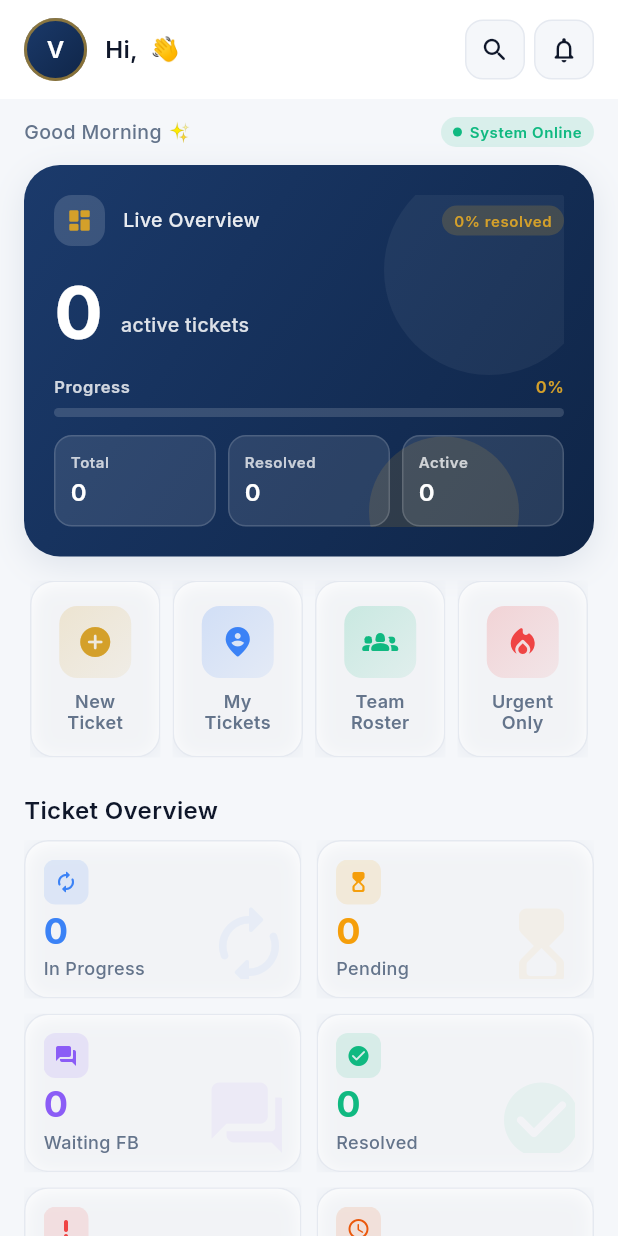
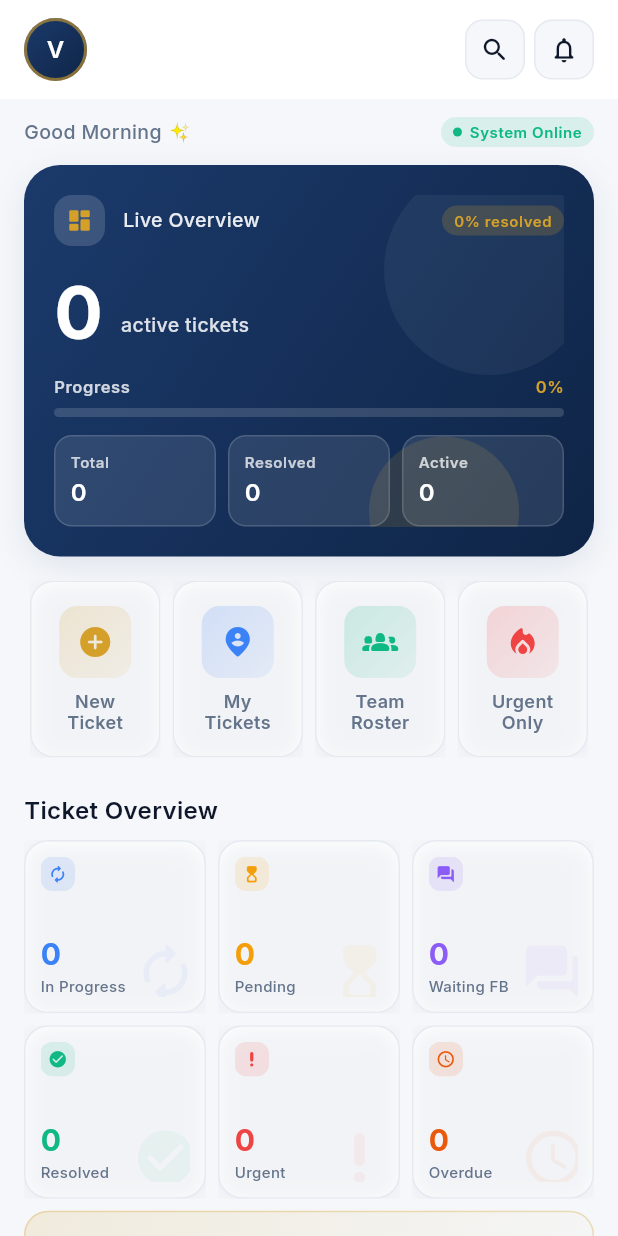
Before and after one commit to rayhanvision-a11y/VISION-Smart-System, a Flutter app: the DashboardScreen screen opened directly, on a phone screen of 412 x 824 dp. Run offline on Flutter 3.47's test engine with Material 3 defaults, Android fonts, the phone set to English and light mode, and no system bars; our stand-ins replace file_picker, firebase_core, firebase_database, firebase_messaging, flutter_local_notifications, google_fonts and 2 more; accounts and stored records are empty; network calls fail.

Commit message:
tweak(dashboard): 3-col stats grid, collapsed Recent/Duty by default, remove Hi prefix in header
- Ticket Overview grid: 3 columns instead of 2 (In Progress / Pending / Waiting on top row, Resolved / Urgent / Overdue below); tighter card padding, smaller value font (20px), single-line label
- Recent Tickets and On Duty Today accordions start collapsed — tap header to expand
- AppHeader: remove 'Hi, X 👋' — just shows name + role (dashboard already has time-based 'Good Morning, X ✨' below)

Co-Authored-By: Claude Opus 4.7 <noreply@anthropic.com>

```diff
--- a/mobile_app/lib/screens/create_ticket_screen.dart
+++ b/mobile_app/lib/screens/create_ticket_screen.dart
@@ -29,7 +29,6 @@ class _CreateTicketScreenState extends State<CreateTicketScreen> {
   List<String> _areas = [];
 
   List<dynamic> _categoriesApi = [];
-  List<dynamic> _popOffices = [];
   List<dynamic> _staff = [];
 
   final Map<String, String> _fallbackCategories = {
@@ -62,9 +61,8 @@ class _CreateTicketScreenState extends State<CreateTicketScreen> {
     ]);
     if (!mounted) return;
     setState(() {
-      _categoriesApi = results[0] as List;
-      _popOffices = results[1] as List;
-      _staff = results[2] as List;
+      _categoriesApi = results[0];
+      _staff = results[2];
       _areas = (results[3] as List).map((e) => e.toString()).toList();
       _isLoadingMeta = false;
     });
--- a/mobile_app/lib/screens/dashboard_screen.dart
+++ b/mobile_app/lib/screens/dashboard_screen.dart
@@ -29,8 +29,8 @@ class _DashboardScreenState extends State<DashboardScreen> {
   bool _isLoading = true;
   UserModel? _currentUser;
   Map<String, dynamic>? _dashboardData;
-  bool _showRecent = true;
-  bool _showDuty = true;
+  bool _showRecent = false;
+  bool _showDuty = false;
 
   @override
   void initState() {
@@ -500,12 +500,12 @@ class _DashboardScreenState extends State<DashboardScreen> {
     ];
 
     return GridView.count(
-      crossAxisCount: 2,
+      crossAxisCount: 3,
       shrinkWrap: true,
       physics: const NeverScrollableScrollPhysics(),
-      crossAxisSpacing: 10,
-      mainAxisSpacing: 10,
-      childAspectRatio: 1.75,
+      crossAxisSpacing: 8,
+      mainAxisSpacing: 8,
+      childAspectRatio: 1.05,
       children: items.map((it) => _statCard(it)).toList(),
     );
   }
@@ -525,31 +525,31 @@ class _DashboardScreenState extends State<DashboardScreen> {
             boxShadow: AppShadows.card,
           ),
           child: Padding(
-            padding: const EdgeInsets.all(AppSpacing.md),
+            padding: const EdgeInsets.all(10),
             child: Stack(
               children: [
                 Positioned(
-                  right: -8,
-                  bottom: -8,
-                  child: Icon(it.icon, size: 60, color: it.color.withOpacity(0.06)),
+                  right: -6,
+                  bottom: -6,
+                  child: Icon(it.icon, size: 44, color: it.color.withOpacity(0.06)),
                 ),
                 Column(
                   crossAxisAlignment: CrossAxisAlignment.start,
                   mainAxisAlignment: MainAxisAlignment.spaceBetween,
                   children: [
                     Container(
-                      padding: const EdgeInsets.all(7),
+                      padding: const EdgeInsets.all(5),
                       decoration: BoxDecoration(
                         color: it.color.withOpacity(0.12),
                         borderRadius: BorderRadius.circular(AppRadius.sm),
                       ),
-                      child: Icon(it.icon, size: 16, color: it.color),
+                      child: Icon(it.icon, size: 13, color: it.color),
                     ),
                     Column(
                       crossAxisAlignment: CrossAxisAlignment.start,
                       children: [
-                        Text(it.value, style: AppText.h1.copyWith(color: it.color, fontSize: 24)),
-                        Text(it.label, style: AppText.caption),
+                        Text(it.value, style: AppText.h1.copyWith(color: it.color, fontSize: 20)),
+                        Text(it.label, style: AppText.caption.copyWith(fontSize: 10), maxLines: 1, overflow: TextOverflow.ellipsis),
                       ],
                     ),
                   ],
@@ -564,12 +564,12 @@ class _DashboardScreenState extends State<DashboardScreen> {
 
   Widget _skeletonStatsGrid() {
     return GridView.count(
-      crossAxisCount: 2,
+      crossAxisCount: 3,
       shrinkWrap: true,
       physics: const NeverScrollableScrollPhysics(),
-      crossAxisSpacing: 10,
-      mainAxisSpacing: 10,
-      childAspectRatio: 1.75,
+      crossAxisSpacing: 8,
+      mainAxisSpacing: 8,
+      childAspectRatio: 1.05,
       children: List.generate(6, (_) => const SkeletonCard(height: 90)),
     );
   }
--- a/mobile_app/lib/screens/ticket_list_screen.dart
+++ b/mobile_app/lib/screens/ticket_list_screen.dart
@@ -11,7 +11,6 @@ import '../theme/app_theme.dart';
 import '../widgets/common/empty_state.dart';
 import '../widgets/common/skeleton.dart';
 import '../widgets/common/status_pill.dart';
-import 'create_ticket_screen.dart';
 import 'ticket_detail_screen.dart';
 
 class TicketListScreen extends StatefulWidget {
--- a/mobile_app/lib/widgets/common/app_header.dart
+++ b/mobile_app/lib/widgets/common/app_header.dart
@@ -64,7 +64,7 @@ class AppHeader extends StatelessWidget {
                 crossAxisAlignment: CrossAxisAlignment.start,
                 mainAxisSize: MainAxisSize.min,
                 children: [
-                  Text('Hi, ${name.split(' ').first} 👋',
+                  Text(name,
                       style: AppText.h3, maxLines: 1, overflow: TextOverflow.ellipsis),
                   if (role.isNotEmpty)
                     Text(role, style: AppText.label.copyWith(color: AppColors.primary)),
```
Also changed, not shown: mobile_app/lib/screens/ticket_detail_screen.dart (+1 -18 lines), 2 other files.
